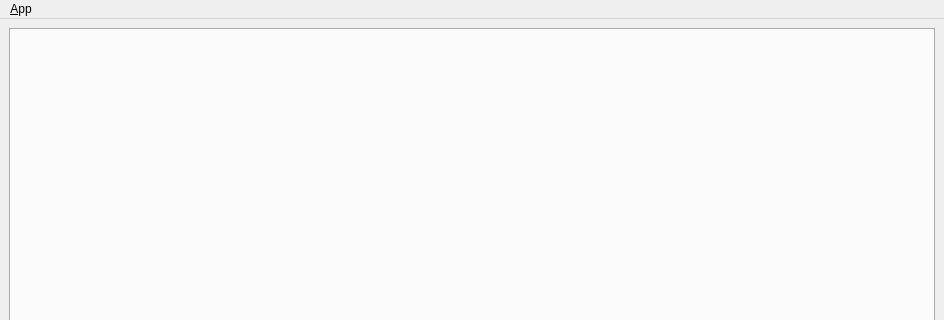
Old version of the form ui/main_window.ui in the repository facontidavide/rqt_console_plus; both pictures show x 0 to 944 and y 0 to 320 of the 944 by 704 pixel window.
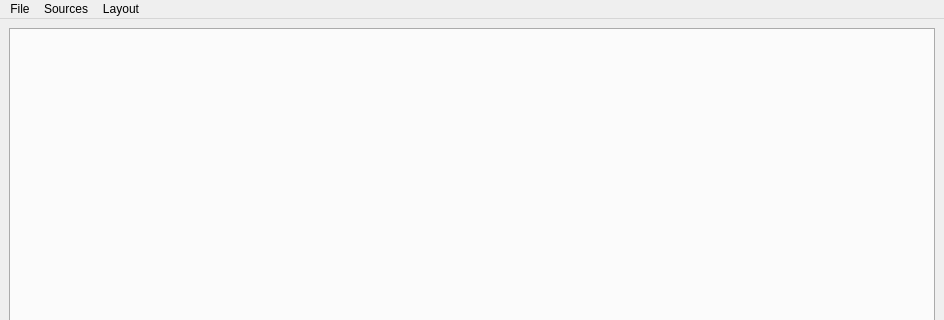
New version of the form. Icons and pictures are not drawn.

```diff
--- a/ui/main_window.ui
+++ b/ui/main_window.ui
@@ -57,7 +57,23 @@
    </property>
    <widget class="QMenu" name="menu_File">
     <property name="title">
-     <string>&amp;App</string>
+     <string>File</string>
+    </property>
+    <addaction name="separator"/>
+    <addaction name="actionSaveLogs"/>
+    <addaction name="separator"/>
+    <addaction name="action_Quit"/>
+   </widget>
+   <widget class="QMenu" name="menuView">
+    <property name="title">
+     <string>Layout</string>
+    </property>
+    <addaction name="actionLoadLayout"/>
+    <addaction name="actionSave_Layout"/>
+   </widget>
+   <widget class="QMenu" name="menuSource">
+    <property name="title">
+     <string>Sources</string>
     </property>
     <addaction name="actionRead_rosbag"/>
     <addaction name="actionListen_rosout"/>
@@ -70,6 +86,8 @@
     <addaction name="action_Quit"/>
    </widget>
    <addaction name="menu_File"/>
+   <addaction name="menuSource"/>
+   <addaction name="menuView"/>
   </widget>
   <action name="action_Quit">
    <property name="text">
```
Left out of the diff: 17 changed lines with no effect on the pictures.
